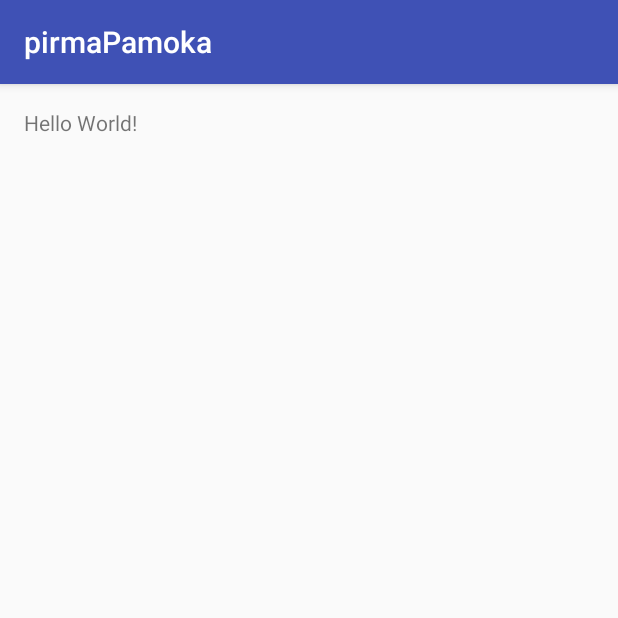
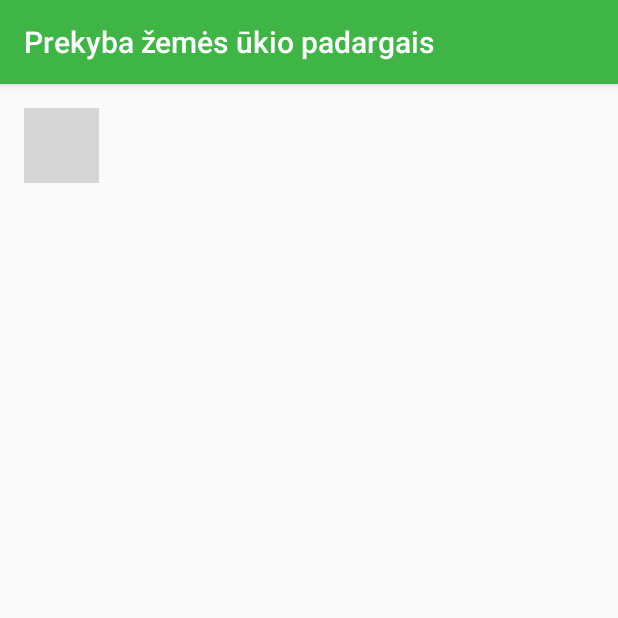
Before and after one commit to SvajunasKaseta/naujasProjektas, an Android app: the screen it shows after launch (MainActivity), on a phone screen of 412 x 824 dp, the top half of it. Run offline under Robolectric (Android 15) with nearby library versions, the phone set to English and light mode, and no system bars; grey boxes are pictures that could not be loaded.

Commit message:
pridejau logo, pakeiciau pavadinima

```diff
--- a/app/src/main/res/layout/activity_main.xml
+++ b/app/src/main/res/layout/activity_main.xml
@@ -10,8 +10,9 @@
     android:paddingTop="@dimen/activity_vertical_margin"
     tools:context="com.example.svajunas.pirmapamoka.MainActivity">
 
-    <TextView
-        android:layout_width="wrap_content"
-        android:layout_height="wrap_content"
-        android:text="Hello World!" />
+    <ImageView
+        android:layout_width="50dp"
+        android:layout_height="50dp"
+        android:src="@drawable/transport"/>
+
 </RelativeLayout>
--- a/app/src/main/res/values/colors.xml
+++ b/app/src/main/res/values/colors.xml
@@ -1,6 +1,6 @@
 <?xml version="1.0" encoding="utf-8"?>
 <resources>
-    <color name="colorPrimary">#3F51B5</color>
-    <color name="colorPrimaryDark">#303F9F</color>
+    <color name="colorPrimary">#3fb545</color>
+    <color name="colorPrimaryDark">#f4dd0d</color>
     <color name="colorAccent">#FF4081</color>
 </resources>
--- a/app/src/main/res/values/strings.xml
+++ b/app/src/main/res/values/strings.xml
@@ -1,3 +1,3 @@
 <resources>
-    <string name="app_name">pirmaPamoka</string>
+    <string name="app_name">Prekyba žemės ūkio padargais</string>
 </resources>
```
Also changed, not shown: app/src/main/ic_launcher-web.png (added), app/src/main/res/mipmap-hdpi/ic_launcher.png, app/src/main/res/mipmap-mdpi/ic_launcher.png, app/src/main/res/mipmap-xhdpi/ic_launcher.png, app/src/main/res/mipmap-xxhdpi/ic_launcher.png, app/src/main/res/mipmap-xxxhdpi/ic_launcher.png.
